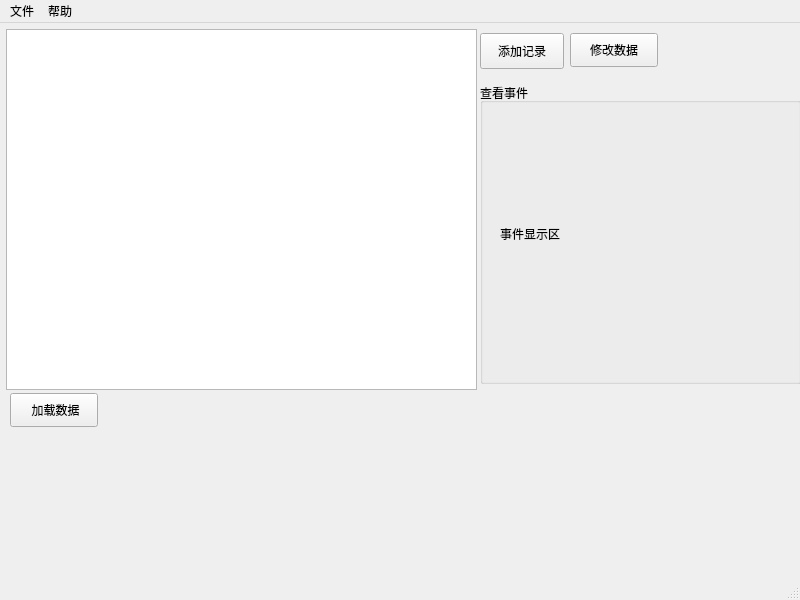
Old version of the form mainwindow.ui in the repository JackLovel/ToDoList.
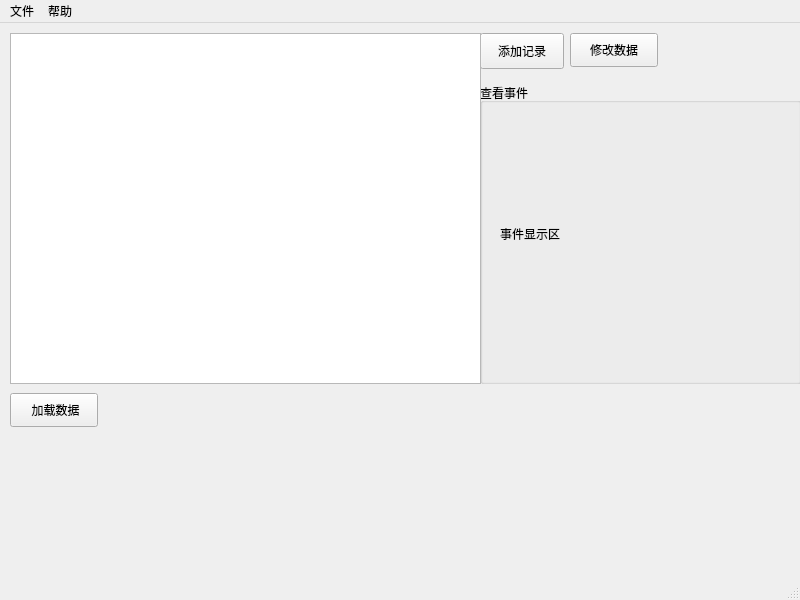
New version of the form.

```diff
--- a/mainwindow.ui
+++ b/mainwindow.ui
@@ -14,16 +14,6 @@
    <string>MainWindow</string>
   </property>
   <widget class="QWidget" name="centralwidget">
-   <widget class="QTableWidget" name="tableWidget">
-    <property name="geometry">
-     <rect>
-      <x>6</x>
-      <y>6</y>
-      <width>471</width>
-      <height>361</height>
-     </rect>
-    </property>
-   </widget>
    <widget class="QPushButton" name="pushButton">
     <property name="geometry">
      <rect>
@@ -89,6 +79,16 @@
      <string> 加载数据</string>
     </property>
    </widget>
+   <widget class="QTableView" name="tableView">
+    <property name="geometry">
+     <rect>
+      <x>10</x>
+      <y>10</y>
+      <width>471</width>
+      <height>351</height>
+     </rect>
+    </property>
+   </widget>
   </widget>
   <widget class="QMenuBar" name="menubar">
    <property name="geometry">
```
